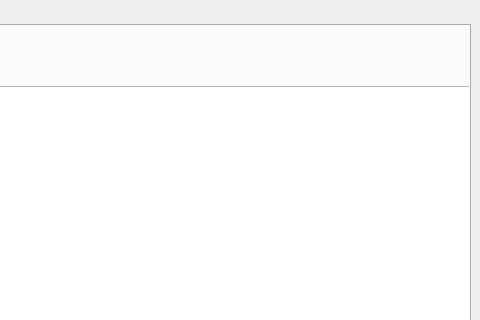
This is lending_system.ui in RaphaelNeubert/lending_system as Qt 5 draws it before an edit; both pictures show x 320 to 800 and y 0 to 320 of the 800 by 600 pixel window. The edited form follows.
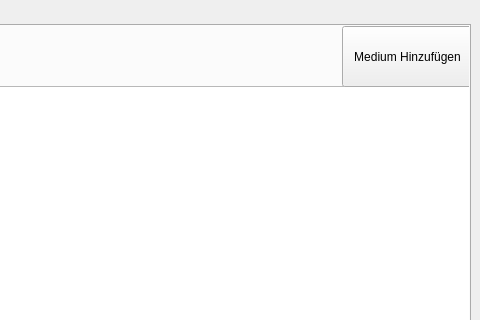
This is the edited form. The open tabs and pages were chosen to show the change.

Commit message: created add medium dialog

Patch:
```diff
--- a/lending_system.ui
+++ b/lending_system.ui
@@ -146,6 +146,19 @@
        </property>
       </widget>
      </widget>
+     <widget class="QPushButton" name="add_medium_btn">
+      <property name="geometry">
+       <rect>
+        <x>660</x>
+        <y>0</y>
+        <width>131</width>
+        <height>61</height>
+       </rect>
+      </property>
+      <property name="text">
+       <string>Medium Hinzufügen</string>
+      </property>
+     </widget>
     </widget>
     <widget class="QWidget" name="tab_person">
      <attribute name="title">
```
Left out of the diff: 2 changed lines with no effect on the pictures. The commit also changes 9 other files.
